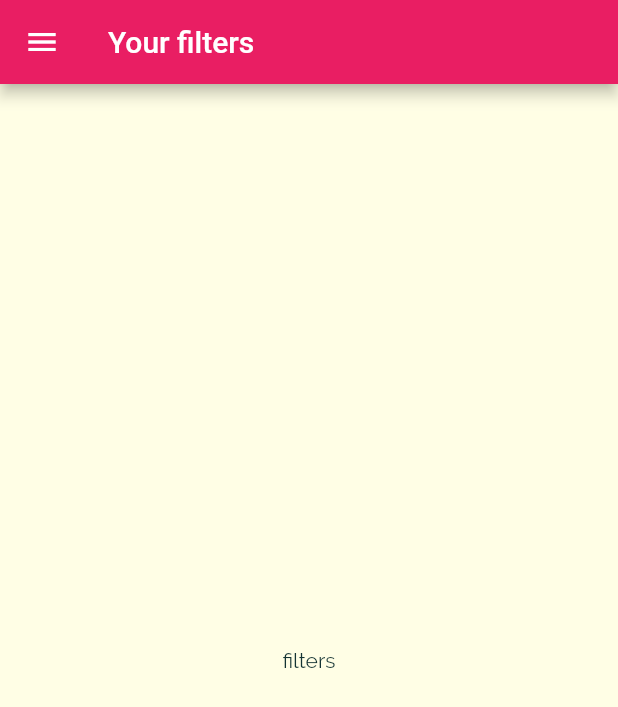
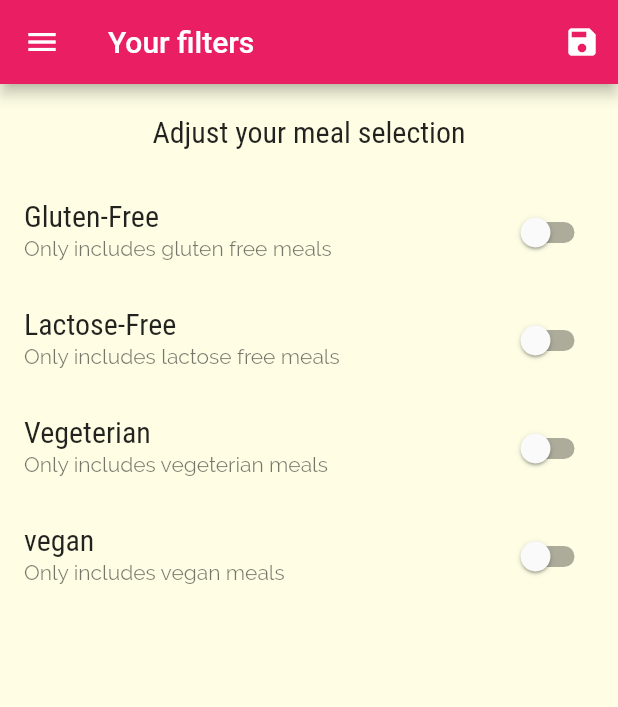
Before and after one commit to piyushlakheda/MealApp, a Flutter app: the FlitersScreen screen opened by its route, on a phone screen of 412 x 824 dp. Shown: the top 707 px of the screen. Run offline on Flutter 3.47's test engine with Material 2 defaults, Android fonts, the phone set to English and light mode, and no system bars; missing offline and left inert: dart:ffi.

Commit message:
added filters logic

```diff
--- a/meal_app/lib/main.dart
+++ b/meal_app/lib/main.dart
@@ -1,17 +1,53 @@
-// ignore_for_file: prefer_const_constructors
+// ignore_for_file: prefer_const_constructors, unused_field, prefer_final_fields
 
 import 'package:flutter/material.dart';
+import 'package:meal_app/data/dummy-data.dart';
 import 'package:meal_app/screen/categories_scree.dart';
 import 'package:meal_app/screen/category_meals.dart';
 import 'package:meal_app/screen/meal_screen_detail.dart';
 import 'package:meal_app/screen/tabs_screen.dart';
 import './screen/filters_screen.dart';
+import './models/meals.dart';
 
 void main() {
   runApp(MyApp());
 }
 
-class MyApp extends StatelessWidget {
+class MyApp extends StatefulWidget {
+  @override
+  State<MyApp> createState() => _MyAppState();
+}
+
+class _MyAppState extends State<MyApp> {
+  Map<String, bool> _filters = {
+    'gluten': false,
+    'lactose': false,
+    'vegan': false,
+    'vegeterian': false,
+  };
+  List<Meal> _availableMeals = DUMMY_MEALS;
+
+  void _setFilters(Map<String, bool> filtersData) {
+    setState(() {
+      _filters = filtersData;
+      _availableMeals = DUMMY_MEALS.where((meal) {
+        if (_filters['gluten'] == true && !meal.isGlutenFree) {
+          return false;
+        }
+        if (_filters['lactose'] == true && !meal.isLactoseFree) {
+          return false;
+        }
+        if (_filters['vegeterian'] == true && !meal.isVegetarian) {
+          return false;
+        }
+        if (_filters['vegan'] == true && !meal.isVegan) {
+          return false;
+        }
+        return true;
+      }).toList();
+    });
+  }
+
   @override
   Widget build(BuildContext context) {
     return MaterialApp(
@@ -39,9 +75,10 @@ class MyApp extends StatelessWidget {
       initialRoute: '/',
       routes: {
         '/': (ctx) => TabsScreen(),
-        CategoryMealScreen.routeName: (ctx) => CategoryMealScreen(),
+        CategoryMealScreen.routeName: (ctx) =>
+            CategoryMealScreen(_availableMeals),
         MealDetailScreen.routeName: (ctx) => MealDetailScreen(),
-        FlitersScreen.routeName: (ctx) => FlitersScreen(),
+        FlitersScreen.routeName: (ctx) => FlitersScreen(_filters, _setFilters),
       },
       onGenerateRoute: (settings) {
         print(settings.arguments);
--- a/meal_app/lib/screen/category_meals.dart
+++ b/meal_app/lib/screen/category_meals.dart
@@ -7,6 +7,8 @@ import '../models/meals.dart';
 
 class CategoryMealScreen extends StatefulWidget {
   static const routeName = '/category-meals';
+  final List<Meal> availableMeals;
+  CategoryMealScreen(this.availableMeals);
 
   @override
   State<CategoryMealScreen> createState() => _CategoryMealScreenState();
@@ -31,7 +33,7 @@ class _CategoryMealScreenState extends State<CategoryMealScreen> {
       categoryTitle = routeArgs['title']!;
       final categoryId = routeArgs['id'];
 
-      displayedMeals = DUMMY_MEALS.where((meal) {
+      displayedMeals = widget.availableMeals.where((meal) {
         return meal.categories.contains(categoryId);
       }).toList();
       _loadedInitData = true;
--- a/meal_app/lib/screen/filters_screen.dart
+++ b/meal_app/lib/screen/filters_screen.dart
@@ -1,19 +1,135 @@
 // ignore_for_file: prefer_const_constructors
+import 'dart:ffi';
+
 import 'package:flutter/material.dart';
 import 'package:meal_app/widgets/main_drawer.dart';
 
-class FlitersScreen extends StatelessWidget {
+class FlitersScreen extends StatefulWidget {
   static const routeName = '/filters';
+  final Function saveFilters;
+  final Map<String, bool> currentFilters;
+
+  FlitersScreen(this.currentFilters, this.saveFilters);
+
+  @override
+  State<FlitersScreen> createState() => _FlitersScreenState();
+}
+
+class _FlitersScreenState extends State<FlitersScreen> {
+  var _glutenFree = false;
+  var _vegeterian = false;
+  var _lactoseFree = false;
+  var _vegan = false;
+
+  @override
+  void initState() {
+    _glutenFree = widget.currentFilters['gluten']!;
+    _lactoseFree = widget.currentFilters['lactose']!;
+    _vegeterian = widget.currentFilters['vegeterian']!;
+    _vegan = widget.currentFilters['vegan']!;
+
+    super.initState();
+  }
+
+  Widget _buildSwitchListTile(
+    String title,
+    String description,
+    bool currentValue,
+    Function(bool) updateValue,
+  ) {
+    return SwitchListTile(
+      title: Text(title),
+      value: currentValue,
+      subtitle: Text(description),
+      onChanged: updateValue,
+    );
+  }
 
   @override
   Widget build(BuildContext context) {
     return Scaffold(
       appBar: AppBar(
         title: Text('Your filters'),
+        actions: [
+          IconButton(
+            icon: Icon(Icons.save),
+            onPressed: () {
+              final selectedFilters = {
+                'gluten': _glutenFree,
+                'lactose': _lactoseFree,
+                'vegan': _vegan,
+                'vegeterian': _vegeterian,
+              };
+              widget.saveFilters(selectedFilters);
+            },
+          ),
+        ],
       ),
       drawer: MainDrawer(),
-      body: Center(
-        child: Text('filters'),
+      body: Column(
+        children: [
+          Container(
+            padding: EdgeInsets.all(20),
+            child: Text(
+              'Adjust your meal selection',
+              style: Theme.of(context).textTheme.subtitle1,
+            ),
+          ),
+          Expanded(
+            child: ListView(
+              children: [
+                _buildSwitchListTile(
+                  'Gluten-Free',
+                  'Only includes gluten free meals',
+                  _glutenFree,
+                  (newValue) {
+                    setState(
+                      () {
+                        _glutenFree = newValue;
+                      },
+                    );
+                  },
+                ),
+                _buildSwitchListTile(
+                  'Lactose-Free',
+                  'Only includes lactose free meals',
+                  _lactoseFree,
+                  (newValue) {
+                    setState(
+                      () {
+                        _lactoseFree = newValue;
+                      },
+                    );
+                  },
+                ),
+                _buildSwitchListTile(
+                  'Vegeterian',
+                  'Only includes vegeterian meals',
+                  _vegeterian,
+                  (newValue) {
+                    setState(
+                      () {
+                        _vegeterian = newValue;
+                      },
+                    );
+                  },
+                ),
+                _buildSwitchListTile(
+                  'vegan',
+                  'Only includes vegan meals',
+                  _vegan,
+                  (newValue) {
+                    setState(
+                      () {
+                        _vegan = newValue;
+                      },
+                    );
+                  },
+                ),
+              ],
+            ),
+          ),
+        ],
       ),
     );
   }
```
